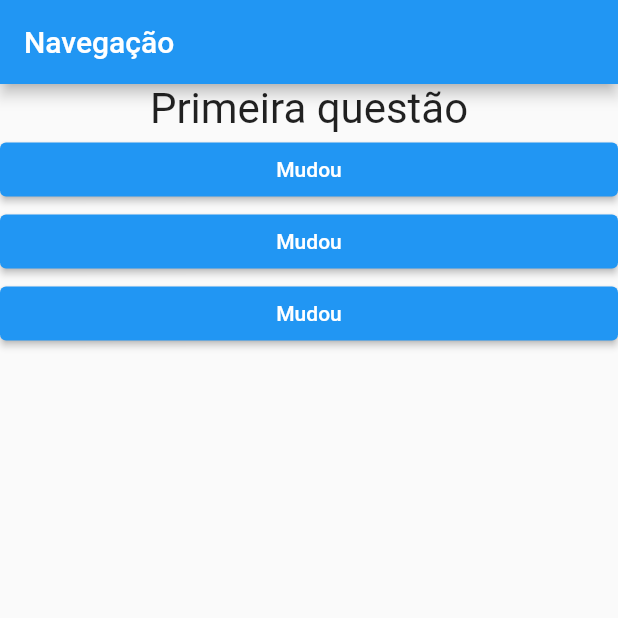
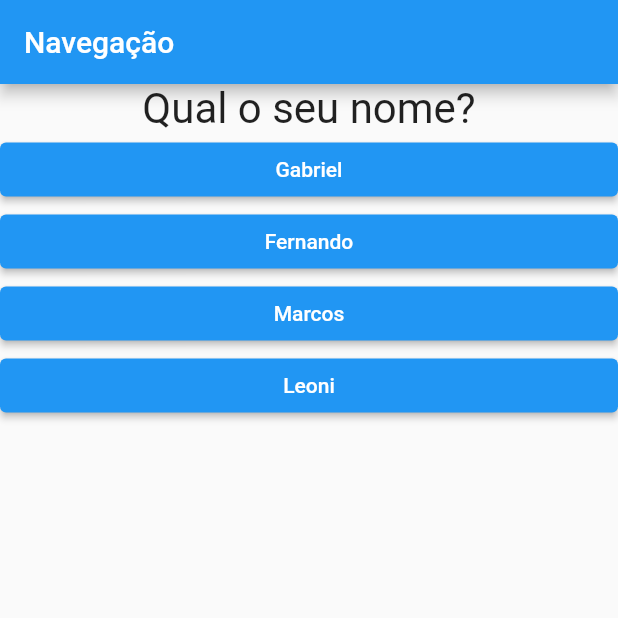
Before and after one commit to GabrielCampos99/flutter-quizz, a Flutter app: the screen it shows after launch, on a phone screen of 412 x 824 dp, the top half of it. Run offline on Flutter 3.47's test engine with Material 2 defaults, Android fonts, the phone set to English and light mode, and no system bars.

Commit message:
dart map

```diff
--- a/lib/answer.dart
+++ b/lib/answer.dart
@@ -2,7 +2,8 @@ import 'package:flutter/material.dart';
 
 class Answer extends StatelessWidget {
   final VoidCallback handleSelect;
-  Answer(this.handleSelect);
+  final String awnswerText;
+  Answer(this.handleSelect, this.awnswerText);
   @override
   Widget build(BuildContext context) {
     return Container(
@@ -11,7 +12,7 @@ class Answer extends StatelessWidget {
         style: ButtonStyle(
             backgroundColor: MaterialStateProperty.all<Color>(Colors.blue)),
         onPressed: handleSelect,
-        child: Text('Mudou'),
+        child: Text(awnswerText),
       ),
     );
   }
--- a/lib/main.dart
+++ b/lib/main.dart
@@ -25,7 +25,20 @@ class _MyAppState extends State<MyApp> {
   }
 
   Widget build(BuildContext context) {
-    var questions = ['Primeira questão', 'Segunda questão'];
+    var questions = [
+      {
+        'statement': 'Qual o seu nome?',
+        'answers': ['Gabriel', 'Fernando', 'Marcos', 'Leoni']
+      },
+      {
+        'statement': 'Qual a sua idade?',
+        'answers': ['18', '19', '20', '21']
+      },
+      {
+        'statement': 'Terceira pergunta?',
+        'answers': ['Resposta 1', 'Resposta 2', 'Resposta 3', 'Resposta 4']
+      }
+    ];
 
     return MaterialApp(
       home: Scaffold(
@@ -33,10 +46,10 @@ class _MyAppState extends State<MyApp> {
           title: Text('Navegação '),
         ),
         body: Column(children: [
-          Question(questions[questionIndex]),
-          Answer(_answersQuestion),
-          Answer(_answersQuestion),
-          Answer(_answersQuestion)
+          Question(questions[questionIndex]['statement']),
+          ...(questions[questionIndex]['answers'] as List<String>).map((ans) {
+            return Answer(_answersQuestion, ans);
+          })
         ]),
       ),
     );
```
